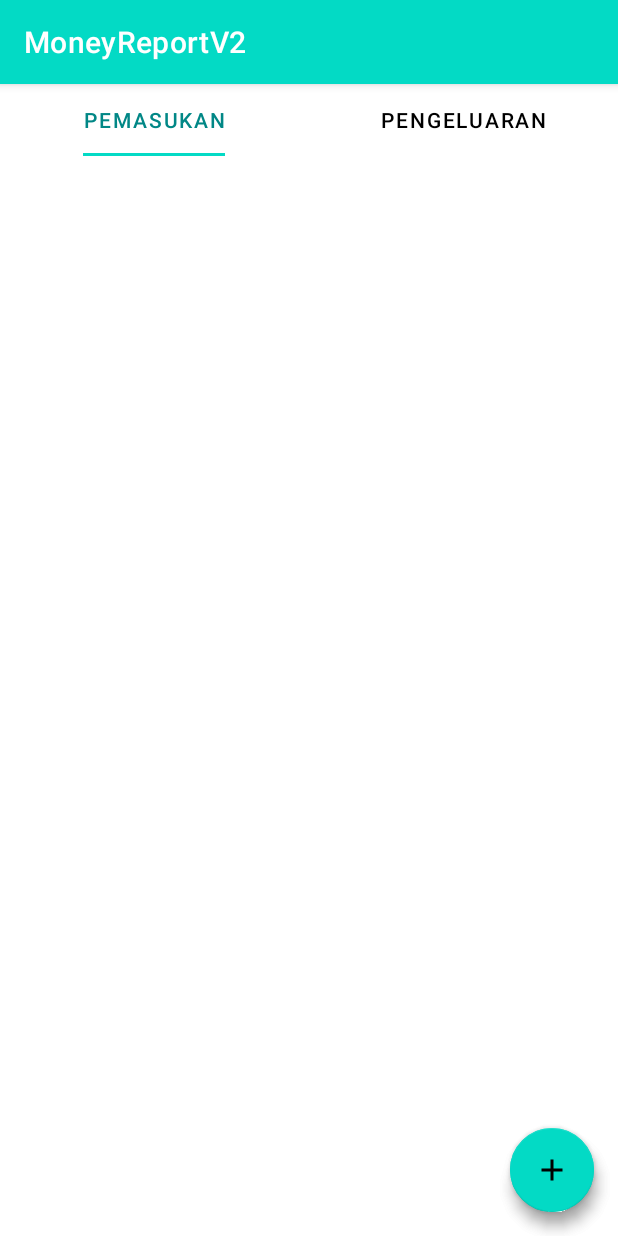
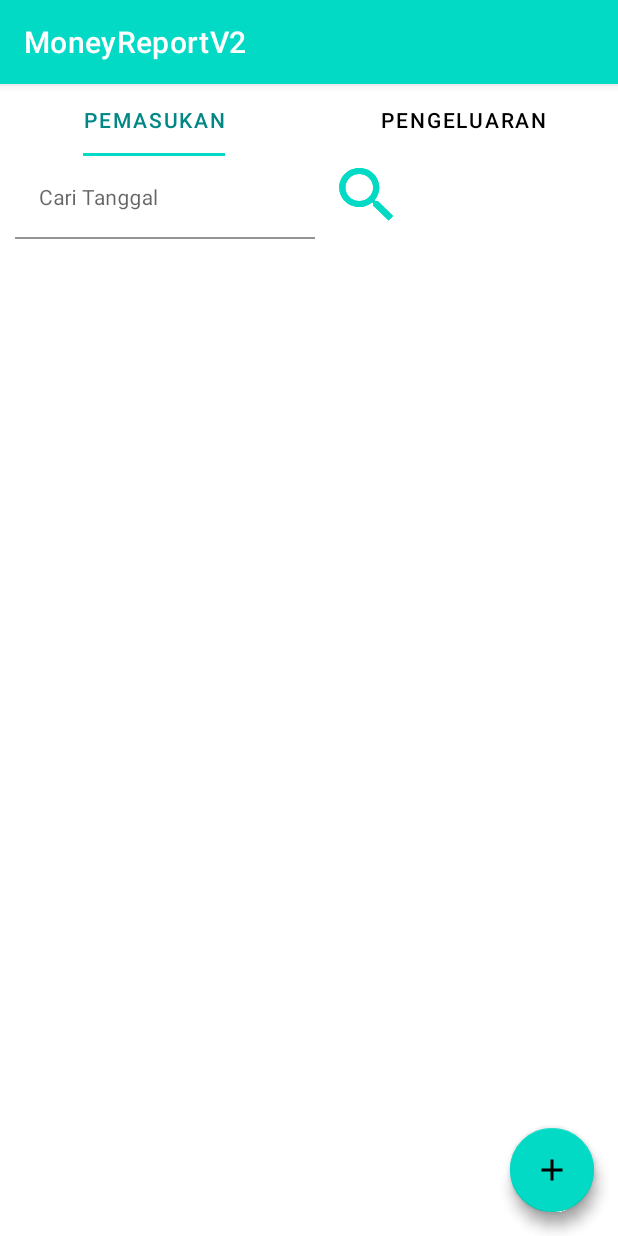
Before and after one commit to zee-azha/MoneyAssitance-2.0, an Android app: the fragment FragmentPengeluaran placed in its activity, on a phone screen of 412 x 824 dp. Run offline under Robolectric (Android 15) with nearby library versions, the phone set to English and light mode, and no system bars; our stand-ins replace Room's generated code.

Commit message:
add search by date on pemasukan and pengeluaran

```diff
--- a/app/src/main/java/com/example/moneyreportv2/database/pemasukan/PemasukanDao.kt
+++ b/app/src/main/java/com/example/moneyreportv2/database/pemasukan/PemasukanDao.kt
@@ -22,10 +22,10 @@ interface PemasukanDao {
     @Query("SELECT * FROM pemasukan WHERE pemasukan.tanggal = :date")
     fun getPemasukanByDate(date: String): LiveData<List<Pemasukan>>
 
-    @Query("SELECT * FROM pemasukan WHERE pemasukan.kategori = :category")
-    fun getPemasukanByCategory(category: String): LiveData<List<Pemasukan>>
-
-    @Query("SELECT * FROM pemasukan WHERE pemasukan.kategori= :category AND pemasukan.tanggal =:date")
-    fun getPemasukanByCategoryAndDate(category: String, date: String): LiveData<List<Pemasukan>>
+//    @Query("SELECT * FROM pemasukan WHERE pemasukan.kategori = :category")
+//    fun getPemasukanByCategory(category: String): LiveData<List<Pemasukan>>
+//
+//    @Query("SELECT * FROM pemasukan WHERE pemasukan.kategori= :category AND pemasukan.tanggal =:date")
+//    fun getPemasukanByCategoryAndDate(category: String, date: String): LiveData<List<Pemasukan>>
 
 }
--- a/app/src/main/java/com/example/moneyreportv2/database/pemasukan/PemasukanRepository.kt
+++ b/app/src/main/java/com/example/moneyreportv2/database/pemasukan/PemasukanRepository.kt
@@ -35,4 +35,6 @@ class PemasukanRepository(application: Application) {
             mPemasukanDao.update(pemasukan)
         }
     }
+
+    fun getPemasukanByDate(date: String):LiveData<List<Pemasukan>> = mPemasukanDao.getPemasukanByDate(date)
 }
--- a/app/src/main/java/com/example/moneyreportv2/database/pengeluaran/PengeluaranDao.kt
+++ b/app/src/main/java/com/example/moneyreportv2/database/pengeluaran/PengeluaranDao.kt
@@ -19,12 +19,12 @@ interface PengeluaranDao {
     @Query("SELECT * FROM pengeluaran ORDER BY pengeluaran.tanggal DESC")
     fun getPengeluaran(): LiveData<List<Pengeluaran>>
 
-    @Query("SELECT * FROM pengeluaran WHERE pengeluaran.tanggal = :date")
+    @Query("SELECT * FROM pengeluaran WHERE pengeluaran.tanggal = :date ")
     fun getPengeluaranByDate(date: String): LiveData<List<Pengeluaran>>
 
-    @Query("SELECT * FROM pengeluaran WHERE pengeluaran.kategori = :category")
-    fun getPengeluaranByCategory(category: String): LiveData<List<Pengeluaran>>
-
-    @Query("SELECT * FROM pengeluaran WHERE pengeluaran.kategori= :category AND pengeluaran.tanggal =:date")
-    fun getPengeluaranByCategoryAndDate(category: String, date: String): LiveData<List<Pengeluaran>>
+//    @Query("SELECT * FROM pengeluaran WHERE pengeluaran.kategori = :category")
+//    fun getPengeluaranByCategory(category: String): LiveData<List<Pengeluaran>>
+//
+//    @Query("SELECT * FROM pengeluaran WHERE pengeluaran.kategori= :category AND pengeluaran.tanggal =:date")
+//    fun getPengeluaranByCategoryAndDate(category: String, date: String): LiveData<List<Pengeluaran>>
 }
--- a/app/src/main/java/com/example/moneyreportv2/database/pengeluaran/PengeluaranRepository.kt
+++ b/app/src/main/java/com/example/moneyreportv2/database/pengeluaran/PengeluaranRepository.kt
@@ -2,6 +2,7 @@ package com.example.moneyreportv2.database.pengeluaran
 
 import android.app.Application
 import androidx.lifecycle.LiveData
+import com.example.moneyreportv2.database.pemasukan.Pemasukan
 
 import java.util.concurrent.ExecutorService
 import java.util.concurrent.Executors
@@ -34,4 +35,5 @@ class PengeluaranRepository (application: Application) {
             mPengeluaranDao.update(pengeluaran)
         }
     }
+    fun getPengeluaranByDate(date: String):LiveData<List<Pengeluaran>> = mPengeluaranDao.getPengeluaranByDate(date)
 }
--- a/app/src/main/java/com/example/moneyreportv2/ui/pemasukan/FragmentPemasukan.kt
+++ b/app/src/main/java/com/example/moneyreportv2/ui/pemasukan/FragmentPemasukan.kt
@@ -1,11 +1,11 @@
 package com.example.moneyreportv2.ui.pemasukan
 
 
+import android.app.DatePickerDialog
 import android.content.Intent
 import android.os.Bundle
-import android.view.LayoutInflater
+import android.util.Log
 import android.view.View
-import android.view.ViewGroup
 import androidx.appcompat.app.AppCompatActivity
 import androidx.fragment.app.Fragment
 import androidx.lifecycle.ViewModelProvider
@@ -15,12 +15,15 @@ import com.example.moneyreportv2.databinding.FragmentPemasukanBinding
 import com.example.moneyreportv2.helper.pemasukan.PemasukanAdapter
 import com.example.moneyreportv2.viewmodel.pemasukan.PemasukanMainViewModel
 import com.example.moneyreportv2.viewmodel.pemasukan.PemasukanViewModelFactory
+import java.text.SimpleDateFormat
+import java.util.*
 
 class FragmentPemasukan : Fragment(R.layout.fragment_pemasukan){
 
     private var _activityMainBinding : FragmentPemasukanBinding? = null
     private val binding get() = _activityMainBinding
     private lateinit var adapter: PemasukanAdapter
+    private var dateFormatter: SimpleDateFormat = SimpleDateFormat("yyyy/MM/dd", Locale.getDefault())
 
 
     override fun onViewCreated(view: View, savedInstanceState: Bundle?) {
@@ -38,13 +41,41 @@ class FragmentPemasukan : Fragment(R.layout.fragment_pemasukan){
                 startActivity(intent)
             }
         }
+        binding?.edtDate?.setOnClickListener{
+            showDialog()
 
-        val mainViewModel = obtainViewModel(activity as AppCompatActivity)
-        mainViewModel.getPemasukan().observe(viewLifecycleOwner,{pemasukanList->
-        if (pemasukanList != null){
-            adapter.setListPemasukan(pemasukanList)
         }
-        })
+        binding?.btnSearch?.setOnClickListener{
+            val date = binding?.edtDate?.text.toString()
+            if (date.isNotEmpty()) {
+                val mainViewModel = obtainViewModel(activity as AppCompatActivity)
+                mainViewModel.getPemasukanByDate(date)
+                    .observe(viewLifecycleOwner, { pemasukanList ->
+                        if (pemasukanList != null) {
+                            adapter.setListPemasukan(pemasukanList)
+                        }
+                    })
+            }else{
+                val mainViewModel = obtainViewModel(activity as AppCompatActivity)
+                mainViewModel.getPemasukan().observe(viewLifecycleOwner, { pemasukanList ->
+                    if (pemasukanList != null) {
+                        adapter.setListPemasukan(pemasukanList)
+                    }
+                })
+            }
+        }
+
+            val mainViewModel = obtainViewModel(activity as AppCompatActivity)
+            mainViewModel.getPemasukan().observe(viewLifecycleOwner, { pemasukanList ->
+                if (pemasukanList != null) {
+                    adapter.setListPemasukan(pemasukanList)
+                }
+            })
+
+
+
+
+
     }
 
     private fun obtainViewModel(appCompatActivity: AppCompatActivity): PemasukanMainViewModel {
@@ -53,6 +84,23 @@ class FragmentPemasukan : Fragment(R.layout.fragment_pemasukan){
 
 
     }
+    private fun showDialog() {
+        val newCalendar = Calendar.getInstance()
+        val datePickerDialog = activity?.let {
+            DatePickerDialog(
+                it,
+                { view, year, monthOfYear, dayOfMonth ->
+                    val newDate = Calendar.getInstance()
+                    newDate[year, monthOfYear] = dayOfMonth
+                    binding?.edtDate?.setText(dateFormatter.format(newDate.time))
+                }, newCalendar[Calendar.YEAR], newCalendar[Calendar.MONTH],
+                newCalendar[Calendar.DAY_OF_MONTH]
+            )
+        }
+        datePickerDialog?.show()
+    }
+
+
 
 
 }
--- a/app/src/main/java/com/example/moneyreportv2/ui/pengeluaran/FragmentPengeluaran.kt
+++ b/app/src/main/java/com/example/moneyreportv2/ui/pengeluaran/FragmentPengeluaran.kt
@@ -1,6 +1,7 @@
 package com.example.moneyreportv2.ui.pengeluaran
 
 
+import android.app.DatePickerDialog
 import android.content.Intent
 import android.os.Bundle
 
@@ -15,6 +16,8 @@ import com.example.moneyreportv2.databinding.FragmentPengeluaranBinding
 import com.example.moneyreportv2.helper.pengeluaran.PengeluaranAdapter
 import com.example.moneyreportv2.viewmodel.pengeluaran.PengeluaranMainViewModel
 import com.example.moneyreportv2.viewmodel.pengeluaran.PengeluaranViewModelFactory
+import java.text.SimpleDateFormat
+import java.util.*
 
 
 class FragmentPengeluaran : Fragment(R.layout.fragment_pengeluaran){
@@ -22,6 +25,7 @@ class FragmentPengeluaran : Fragment(R.layout.fragment_pengeluaran){
     private var _activityMainBinding : FragmentPengeluaranBinding? = null
     private val binding get() = _activityMainBinding
     private lateinit var adapter: PengeluaranAdapter
+    private var dateFormatter: SimpleDateFormat = SimpleDateFormat("yyyy/MM/dd", Locale.getDefault())
 
 
     override fun onViewCreated(view: View, savedInstanceState: Bundle?) {
@@ -40,12 +44,37 @@ class FragmentPengeluaran : Fragment(R.layout.fragment_pengeluaran){
             }
         }
 
-        val mainViewModel = obtainViewModel(activity as AppCompatActivity)
-        mainViewModel.getPengeluaran().observe(viewLifecycleOwner,{PengeluaranList->
-            if (PengeluaranList != null){
-                adapter.setListPengeluaran(PengeluaranList)
+        binding?.edtDate?.setOnClickListener{
+            showDialog()
+
+        }
+        binding?.btnSearch?.setOnClickListener{
+            val date = binding?.edtDate?.text.toString()
+            if (date.isNotEmpty()){
+                val mainViewModel = obtainViewModel(activity as AppCompatActivity)
+                mainViewModel.getPengeluaranByDate(date).observe(viewLifecycleOwner,{pemasukanList->
+                    if (pemasukanList != null){
+                        adapter.setListPengeluaran(pemasukanList)
+                    }
+                })
+            }else{
+                val mainViewModel = obtainViewModel(activity as AppCompatActivity)
+                mainViewModel.getPengeluaran().observe(viewLifecycleOwner, { PengeluaranList ->
+                    if (PengeluaranList != null) {
+                        adapter.setListPengeluaran(PengeluaranList)
+                    }
+                })
             }
-        })
+
+        }
+
+            val mainViewModel = obtainViewModel(activity as AppCompatActivity)
+            mainViewModel.getPengeluaran().observe(viewLifecycleOwner, { PengeluaranList ->
+                if (PengeluaranList != null) {
+                    adapter.setListPengeluaran(PengeluaranList)
+                }
+            })
+
     }
 
     private fun obtainViewModel(appCompatActivity: AppCompatActivity): PengeluaranMainViewModel {
@@ -55,5 +84,21 @@ class FragmentPengeluaran : Fragment(R.layout.fragment_pengeluaran){
 
     }
 
+    private fun showDialog() {
+        val newCalendar = Calendar.getInstance()
+        val datePickerDialog = activity?.let {
+            DatePickerDialog(
+                it,
+                { view, year, monthOfYear, dayOfMonth ->
+                    val newDate = Calendar.getInstance()
+                    newDate[year, monthOfYear] = dayOfMonth
+                    binding?.edtDate?.setText(dateFormatter.format(newDate.time))
+                }, newCalendar[Calendar.YEAR], newCalendar[Calendar.MONTH],
+                newCalendar[Calendar.DAY_OF_MONTH]
+            )
+        }
+        datePickerDialog?.show()
+    }
+
 
 }
--- a/app/src/main/java/com/example/moneyreportv2/viewmodel/pemasukan/PemasukanMainViewModel.kt
+++ b/app/src/main/java/com/example/moneyreportv2/viewmodel/pemasukan/PemasukanMainViewModel.kt
@@ -11,4 +11,6 @@ class PemasukanMainViewModel(application: Application): ViewModel() {
     private val mRepository: PemasukanRepository = PemasukanRepository(application)
 
     fun getPemasukan(): LiveData<List<Pemasukan>> = mRepository.getPemasukan()
+
+    fun getPemasukanByDate(date: String): LiveData  <List<Pemasukan>> = mRepository.getPemasukanByDate(date)
 }
--- a/app/src/main/java/com/example/moneyreportv2/viewmodel/pengeluaran/PengeluaranMainViewModel.kt
+++ b/app/src/main/java/com/example/moneyreportv2/viewmodel/pengeluaran/PengeluaranMainViewModel.kt
@@ -3,6 +3,7 @@ package com.example.moneyreportv2.viewmodel.pengeluaran
 import android.app.Application
 import androidx.lifecycle.LiveData
 import androidx.lifecycle.ViewModel
+import com.example.moneyreportv2.database.pemasukan.Pemasukan
 import com.example.moneyreportv2.database.pengeluaran.Pengeluaran
 import com.example.moneyreportv2.database.pengeluaran.PengeluaranRepository
 import java.util.*
@@ -11,4 +12,6 @@ class PengeluaranMainViewModel(application: Application): ViewModel() {
     private val mRepository: PengeluaranRepository = PengeluaranRepository(application)
 
     fun getPengeluaran(): LiveData<List<Pengeluaran>> = mRepository.getPengeluaran()
+
+    fun getPengeluaranByDate(date: String): LiveData  <List<Pengeluaran>> = mRepository.getPengeluaranByDate(date)
 }
--- /dev/null
+++ b/app/src/main/res/drawable/ic_baseline_search_24.xml
@@ -0,0 +1,10 @@
+<vector xmlns:android="http://schemas.android.com/apk/res/android"
+    android:width="24dp"
+    android:height="24dp"
+    android:viewportWidth="24"
+    android:viewportHeight="24"
+    android:tint="?attr/colorControlNormal">
+  <path
+      android:fillColor="@android:color/white"
+      android:pathData="M15.5,14h-0.79l-0.28,-0.27C15.41,12.59 16,11.11 16,9.5 16,5.91 13.09,3 9.5,3S3,5.91 3,9.5 5.91,16 9.5,16c1.61,0 3.09,-0.59 4.23,-1.57l0.27,0.28v0.79l5,4.99L20.49,19l-4.99,-5zM9.5,14C7.01,14 5,11.99 5,9.5S7.01,5 9.5,5 14,7.01 14,9.5 11.99,14 9.5,14z"/>
+</vector>
--- a/app/src/main/res/layout/fragment_pemasukan.xml
+++ b/app/src/main/res/layout/fragment_pemasukan.xml
@@ -7,9 +7,37 @@
     android:layout_height="match_parent"
     tools:context=".ui.pemasukan.FragmentPemasukan">
 
+    <com.google.android.material.textfield.TextInputLayout
+        android:id="@+id/ly_date"
+        android:layout_width="wrap_content"
+        android:layout_marginLeft="10dp"
+        android:layout_height="wrap_content"
+        android:layout_marginBottom="20dp">
+
+        <EditText
+            android:id="@+id/edt_date"
+            android:layout_width="200dp"
+            android:layout_height="wrap_content"
+            android:background="@color/white"
+            android:editable="false"
+            android:hint="Cari Tanggal"
+            android:textSize="14sp" />
+    </com.google.android.material.textfield.TextInputLayout>
+
+
+    <Button
+        android:id="@+id/btn_search"
+        android:layout_width="49dp"
+        android:layout_height="wrap_content"
+        android:layout_marginLeft="220dp"
+        android:background="@drawable/ic_baseline_search_24"
+
+        />
+
     <androidx.recyclerview.widget.RecyclerView
         android:id="@+id/rv_Pemasukan"
         android:layout_width="match_parent"
+        android:layout_marginTop="60dp"
         android:layout_height="match_parent"
         tools:listitem="@layout/item_list"/>
 
--- a/app/src/main/res/layout/fragment_pengeluaran.xml
+++ b/app/src/main/res/layout/fragment_pengeluaran.xml
@@ -1,15 +1,43 @@
 <?xml version="1.0" encoding="utf-8"?>
-<androidx.coordinatorlayout.widget.CoordinatorLayout
-    xmlns:android="http://schemas.android.com/apk/res/android"
+<FrameLayout xmlns:android="http://schemas.android.com/apk/res/android"
     xmlns:app="http://schemas.android.com/apk/res-auto"
     xmlns:tools="http://schemas.android.com/tools"
     android:layout_width="match_parent"
+    android:id="@+id/fm_pemasukan"
     android:layout_height="match_parent"
     tools:context=".ui.pengeluaran.FragmentPengeluaran">
 
+    <com.google.android.material.textfield.TextInputLayout
+        android:id="@+id/ly_date"
+        android:layout_width="wrap_content"
+        android:layout_marginLeft="10dp"
+        android:layout_height="wrap_content"
+        android:layout_marginBottom="20dp">
+
+        <EditText
+            android:id="@+id/edt_date"
+            android:layout_width="200dp"
+            android:layout_height="wrap_content"
+            android:background="@color/white"
+            android:editable="false"
+            android:hint="Cari Tanggal"
+            android:textSize="14sp" />
+    </com.google.android.material.textfield.TextInputLayout>
+
+
+    <Button
+        android:id="@+id/btn_search"
+        android:layout_width="49dp"
+        android:layout_height="wrap_content"
+        android:layout_marginLeft="220dp"
+        android:background="@drawable/ic_baseline_search_24"
+
+        />
+
     <androidx.recyclerview.widget.RecyclerView
-        android:id="@+id/rv_Pengeluaran"
+        android:id="@+id/rv_pengeluaran"
         android:layout_width="match_parent"
+        android:layout_marginTop="60dp"
         android:layout_height="match_parent"
         tools:listitem="@layout/item_list"/>
 
@@ -20,7 +48,7 @@
         android:layout_margin="16dp"
         android:foregroundGravity="bottom"
         app:fabSize="normal"
-        app:layout_anchor="@id/rv_Pengeluaran"
-        app:layout_anchorGravity="bottom|end"
+        android:layout_gravity="bottom|right"
         app:srcCompat="@drawable/ic_add" />
-</androidx.coordinatorlayout.widget.CoordinatorLayout>
+
+</FrameLayout>
```
Also changed, not shown: app/src/main/java/com/example/moneyreportv2/ui/pengeluaran/PengeluaranAddUpdate.kt (+8 -4 lines).
